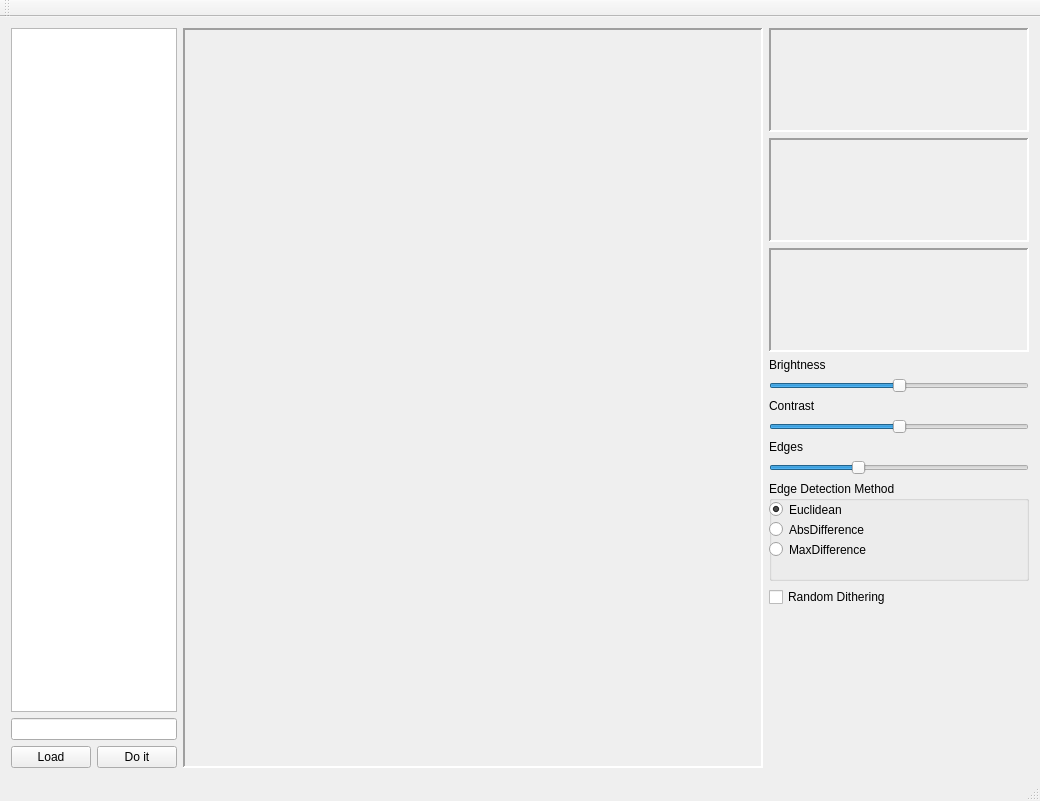
Xuzon/ImageProcessing, file fpimage.ui: the form before one commit.
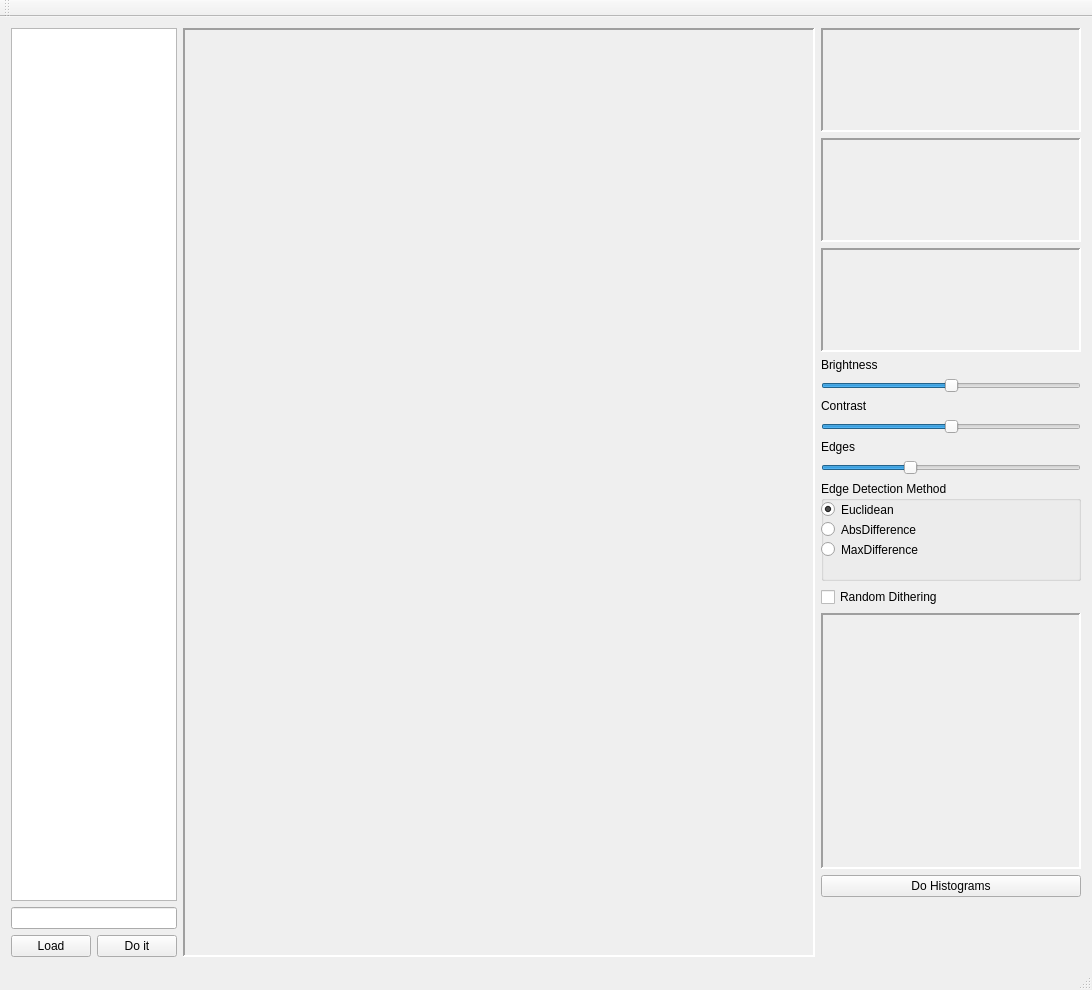
The form after the commit.

Commit message: Added histograms, own brightness curve

```diff
--- a/fpimage.ui
+++ b/fpimage.ui
@@ -6,8 +6,8 @@
    <rect>
     <x>0</x>
     <y>0</y>
-    <width>1040</width>
-    <height>801</height>
+    <width>1092</width>
+    <height>990</height>
    </rect>
   </property>
   <property name="windowTitle">
@@ -62,8 +62,8 @@
         <rect>
          <x>0</x>
          <y>0</y>
-         <width>584</width>
-         <height>726</height>
+         <width>636</width>
+         <height>915</height>
         </rect>
        </property>
        <layout class="QGridLayout" name="gridLayout">
@@ -292,6 +292,41 @@
         </property>
        </widget>
       </item>
+      <item>
+       <widget class="QLabel" name="TransferenceFunction">
+        <property name="minimumSize">
+         <size>
+          <width>256</width>
+          <height>256</height>
+         </size>
+        </property>
+        <property name="baseSize">
+         <size>
+          <width>256</width>
+          <height>256</height>
+         </size>
+        </property>
+        <property name="frameShape">
+         <enum>QFrame::Panel</enum>
+        </property>
+        <property name="frameShadow">
+         <enum>QFrame::Sunken</enum>
+        </property>
+        <property name="lineWidth">
+         <number>2</number>
+        </property>
+        <property name="text">
+         <string/>
+        </property>
+       </widget>
+      </item>
+      <item>
+       <widget class="QPushButton" name="BHistogram">
+        <property name="text">
+         <string>Do Histograms</string>
+        </property>
+       </widget>
+      </item>
       <item>
        <spacer name="verticalSpacer">
         <property name="orientation">
```
Left out of the diff: 2 changed lines with no effect on the pictures. The commit also changes 25 other files.
